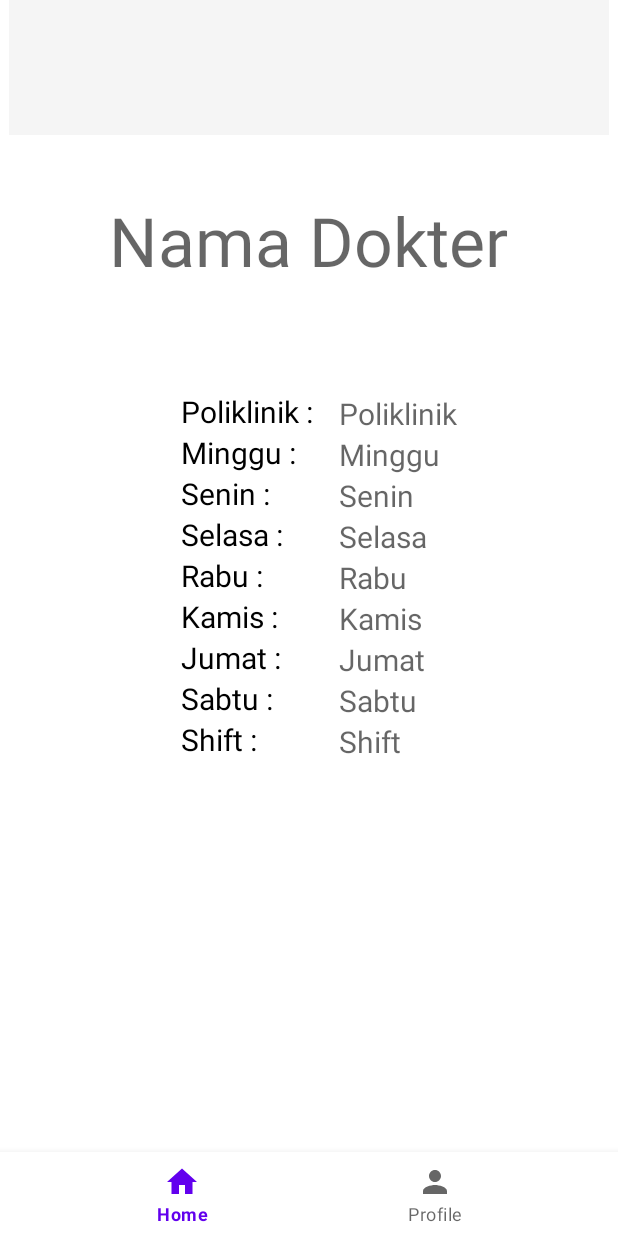
After one commit to AndRaditya/UTS_PBP_A_Kelompok_3, an Android app: the layout activity_tampil_dokter_mata.xml on its own in the app's theme, with its tools: preview values and no code run, on a phone screen of 412 x 824 dp. The commit adds this screen. Run offline under Robolectric (Android 15) with nearby library versions, the phone set to English and light mode, and no system bars.

Commit message:
21 okt, 11.15am

```diff
--- a/app/src/main/java/com/example/project_uts_pbp/InputDataPendaftaran.java
+++ b/app/src/main/java/com/example/project_uts_pbp/InputDataPendaftaran.java
@@ -38,6 +38,7 @@ public class InputDataPendaftaran extends AppCompatActivity {
     protected void onCreate(@Nullable Bundle savedInstanceState) {
         super.onCreate(savedInstanceState);
         setContentView(R.layout.pendaftaran);
+        setTitle("Pendaftaran");
 
         notificationManager = NotificationManagerCompat.from(this);
 
@@ -151,7 +152,7 @@ public class InputDataPendaftaran extends AppCompatActivity {
                 PendingIntent.FLAG_UPDATE_CURRENT);
 
         Notification notification = new NotificationCompat.Builder(this, CHANNEL_1_ID)
-            .setSmallIcon(R.drawable.ic_baseline_looks_one_24)
+//            .setSmallIcon(R.drawable.ic_baseline_looks_one_24)
             .setContentTitle("Pendaftaran Anda Telah Berhasil")
             .setContentText(message + " telah terdaftar")
             .setPriority(NotificationCompat.PRIORITY_HIGH)
--- a/app/src/main/java/com/example/project_uts_pbp/emergencyHubungi.java
+++ b/app/src/main/java/com/example/project_uts_pbp/emergencyHubungi.java
@@ -18,10 +18,10 @@ public class emergencyHubungi extends AppCompatActivity{
     protected void onCreate(Bundle savedInstanceState) {
         super.onCreate(savedInstanceState);
         setContentView(R.layout.layout_emergency);
-
+        setTitle("Emergency");
         btnLokasiEmergency = findViewById(R.id.btnLokasiEmergency);
         BottomNavigationView bottomNavigationView = findViewById(R.id.bottom_navigation);
-         bottomNavigationView.setSelectedItemId(R.id.homeMenu);
+//         bottomNavigationView.setSelectedItemId(R.id.homeMenu);
          bottomNavigationView.setOnNavigationItemSelectedListener(navListener);
 
         btnLokasiEmergency.setOnClickListener(new View.OnClickListener(){
--- a/app/src/main/java/com/example/project_uts_pbp/homeAplikasi.java
+++ b/app/src/main/java/com/example/project_uts_pbp/homeAplikasi.java
@@ -9,7 +9,6 @@ import android.widget.ImageButton;
 import androidx.annotation.NonNull;
 import androidx.appcompat.app.AppCompatActivity;
 
-import com.example.project_uts_pbp.oneway.tampilDokterAnak;
 import com.google.android.material.bottomnavigation.BottomNavigationView;
 
  public class homeAplikasi extends AppCompatActivity {
@@ -56,7 +55,7 @@ import com.google.android.material.bottomnavigation.BottomNavigationView;
         btnLayananDokter.setOnClickListener(new View.OnClickListener() {
             @Override
             public void onClick(View view) {
-                startActivity(new Intent(homeAplikasi.this, tampilDokterAnak.class));
+                startActivity(new Intent(homeAplikasi.this, jadwalLayananUtama.class));
                 finish();
             }
         });
--- a/app/src/main/java/com/example/project_uts_pbp/loginActivity.java
+++ b/app/src/main/java/com/example/project_uts_pbp/loginActivity.java
@@ -20,6 +20,7 @@ public class loginActivity extends AppCompatActivity {
     protected void onCreate(Bundle savedInstanceState) {
         super.onCreate(savedInstanceState);
         setContentView(R.layout.login);
+        setTitle("Silahkan Masuk");
 
         userPreferences = new UserPreferences(loginActivity.this);
 
--- a/app/src/main/java/com/example/project_uts_pbp/profilRS.java
+++ b/app/src/main/java/com/example/project_uts_pbp/profilRS.java
@@ -13,9 +13,10 @@ public class profilRS extends AppCompatActivity {
     @Override
     protected void onCreate(Bundle savedInstanceState) {
         super.onCreate(savedInstanceState);
+        setTitle("Profil Rumah Sakit");
         setContentView(R.layout.profilrs);
         BottomNavigationView bottomNavigationView = findViewById(R.id.bottom_navigation);
-        // bottomNavigationView.setSelectedItemId(R.id.homeMenu);
+//         bottomNavigationView.setSelectedItemId(R.id.homeMenu);
        bottomNavigationView.setOnNavigationItemSelectedListener(navListener);
 
     }
--- a/app/src/main/java/com/example/project_uts_pbp/profilePribadi.java
+++ b/app/src/main/java/com/example/project_uts_pbp/profilePribadi.java
@@ -25,6 +25,7 @@ public class profilePribadi extends AppCompatActivity {
     protected void onCreate(Bundle savedInstanceState) {
         super.onCreate(savedInstanceState);
         setContentView(R.layout.profile_pribadi);
+        setTitle("Profil Anda");
 
         userPreferences = new UserPreferences(profilePribadi.this);
         namaProfile = findViewById(R.id.namaProfile);
--- a/app/src/main/java/com/example/project_uts_pbp/showDetailPendaftaran.java
+++ b/app/src/main/java/com/example/project_uts_pbp/showDetailPendaftaran.java
@@ -29,11 +29,11 @@ public class showDetailPendaftaran extends AppCompatActivity {
         super.onCreate(savedInstanceState);
         setContentView(R.layout.activity_show_detail_pendaftaran);
         BottomNavigationView bottomNavigationView = findViewById(R.id.bottom_navigation); /*masih error*/
-        bottomNavigationView.setSelectedItemId(R.id.homeMenu);
+//        bottomNavigationView.setSelectedItemId(R.id.homeMenu);
         bottomNavigationView.setOnNavigationItemSelectedListener(navListener);
         rv_JadwalAnda = findViewById(R.id.rv_JadwalAnda);
         rv_JadwalAnda.setLayoutManager(new LinearLayoutManager(this));
-
+        setTitle("Jadwal Pendaftaran Anda");
         getPendaftaran();
         pendaftaranList = new ArrayList<>();
     }
--- /dev/null
+++ b/app/src/main/res/layout/activity_tampil_dokter_mata.xml
@@ -0,0 +1,231 @@
+<?xml version="1.0" encoding="utf-8"?>
+<layout
+    xmlns:android="http://schemas.android.com/apk/res/android"
+    xmlns:app="http://schemas.android.com/apk/res-auto"
+    xmlns:tools="http://schemas.android.com/tools">
+
+    <data>
+        <variable
+            name="dokterMata"
+            type="com.example.project_uts_pbp.oneway.DokterMata" />
+    </data>
+
+    <LinearLayout
+        android:layout_width="match_parent"
+        android:layout_height="match_parent"
+        android:orientation="vertical"
+        android:gravity="center"
+        tools:context=".oneway.tampilDokterMata">
+
+        <TextView
+            android:layout_width="400dp"
+            android:layout_height="90dp"
+            android:background="#F5F5F5"
+            android:textColor="@color/black"
+            android:gravity="center"
+            android:textSize="24dp"
+            android:textStyle="bold"
+            android:id="@+id/namaDokterMata"/>
+
+        <TextView
+            android:layout_width="wrap_content"
+            android:layout_height="wrap_content"
+            android:layout_marginTop="40dp"
+            android:layout_marginBottom="-30dp"
+            android:textSize="45dp"
+            android:textColor="@color/black"
+            android:text="@{dokterMata.namadokter}"
+            android:hint="Nama Dokter"/>
+
+
+        <LinearLayout
+            android:layout_width="wrap_content"
+            android:layout_height="wrap_content"
+            android:layout_marginTop="50dp"
+            android:gravity="center"
+            android:orientation="horizontal">
+
+            <LinearLayout
+                android:layout_width="115dp"
+                android:layout_height="wrap_content"
+                android:layout_margin="50dp"
+                android:layout_weight="1"
+                android:orientation="vertical">
+
+
+                <TextView
+                    android:layout_width="wrap_content"
+                    android:layout_height="wrap_content"
+                    android:text="Poliklinik :"
+                    android:textColor="@color/black"
+                    android:textSize="20dp" />
+
+
+                <TextView
+                    android:layout_width="wrap_content"
+                    android:layout_height="wrap_content"
+                    android:text="Minggu :"
+                    android:textColor="@color/black"
+                    android:textSize="20dp" />
+
+                <TextView
+                    android:layout_width="wrap_content"
+                    android:layout_height="wrap_content"
+                    android:text="Senin :"
+                    android:textColor="@color/black"
+                    android:textSize="20dp" />
+
+                <TextView
+                    android:layout_width="wrap_content"
+                    android:layout_height="wrap_content"
+                    android:text="Selasa :"
+                    android:textColor="@color/black"
+                    android:textSize="20dp" />
+
+
+                <TextView
+                    android:layout_width="wrap_content"
+                    android:layout_height="wrap_content"
+                    android:text="Rabu :"
+                    android:textColor="@color/black"
+                    android:textSize="20dp" />
+
+
+                <TextView
+                    android:layout_width="wrap_content"
+                    android:layout_height="wrap_content"
+                    android:text="Kamis :"
+                    android:textColor="@color/black"
+                    android:textSize="20dp" />
+
+
+                <TextView
+                    android:layout_width="wrap_content"
+                    android:layout_height="wrap_content"
+                    android:text="Jumat :"
+                    android:textColor="@color/black"
+                    android:textSize="20dp" />
+
+
+                <TextView
+                    android:layout_width="wrap_content"
+                    android:layout_height="wrap_content"
+                    android:text="Sabtu :"
+                    android:textColor="@color/black"
+                    android:textSize="20dp" />
+
+
+                <TextView
+                    android:layout_width="wrap_content"
+                    android:layout_height="wrap_content"
+                    android:text="Shift :"
+                    android:textColor="@color/black"
+                    android:textSize="20dp" />
+
+
+            </LinearLayout>
+
+            <LinearLayout
+                android:layout_width="115dp"
+                android:layout_height="243dp"
+                android:layout_marginLeft="-60dp"
+                android:layout_weight="1"
+                android:orientation="vertical">
+
+
+
+                <TextView
+                    android:layout_width="wrap_content"
+                    android:layout_height="wrap_content"
+                    android:hint="Poliklinik"
+                    android:paddingRight="10dp"
+                    android:text="@{dokterMata.poliklinik}"
+                    android:textColor="@color/black"
+                    android:textSize="20dp" />
+
+                <TextView
+                    android:layout_width="wrap_content"
+                    android:layout_height="wrap_content"
+                    android:hint="Minggu"
+                    android:text="@{dokterMata.minggu}"
+                    android:textColor="@color/black"
+                    android:textSize="20dp" />
+
+                <TextView
+                    android:layout_width="wrap_content"
+                    android:layout_height="wrap_content"
+                    android:hint="Senin"
+                    android:text="@{dokterMata.senin}"
+                    android:textColor="@color/black"
+                    android:textSize="20dp" />
+
+
+                <TextView
+                    android:layout_width="wrap_content"
+                    android:layout_height="wrap_content"
+                    android:hint="Selasa"
+                    android:text="@{dokterMata.selasa}"
+                    android:textColor="@color/black"
+                    android:textSize="20dp" />
+
+                <TextView
+                    android:layout_width="wrap_content"
+                    android:layout_height="wrap_content"
+                    android:hint="Rabu"
+                    android:text="@{dokterMata.rabu}"
+                    android:textColor="@color/black"
+                    android:textSize="20dp" />
+
+
+                <TextView
+                    android:layout_width="wrap_content"
+                    android:layout_height="wrap_content"
+                    android:hint="Kamis"
+                    android:text="@{dokterMata.kamis}"
+                    android:textColor="@color/black"
+                    android:textSize="20dp" />
+
+                <TextView
+                    android:layout_width="wrap_content"
+                    android:layout_height="wrap_content"
+                    android:hint="Jumat"
+                    android:text="@{dokterMata.jumat}"
+                    android:textColor="@color/black"
+                    android:textSize="20dp" />
+
+                <TextView
+                    android:layout_width="wrap_content"
+                    android:layout_height="wrap_content"
+                    android:hint="Sabtu"
+                    android:text="@{dokterMata.sabtu}"
+                    android:textColor="@color/black"
+                    android:textSize="20dp" />
+
+                <TextView
+                    android:layout_width="wrap_content"
+                    android:layout_height="wrap_content"
+                    android:hint="Shift"
+                    android:text="@{dokterMata.shift}"
+                    android:textColor="@color/black"
+                    android:textSize="20dp" />
+
+            </LinearLayout>
+        </LinearLayout>
+
+        <LinearLayout
+            android:layout_width="match_parent"
+            android:layout_height="match_parent"
+            android:layout_gravity="bottom">
+
+            <com.google.android.material.bottomnavigation.BottomNavigationView
+                android:id="@+id/bottom_navigation"
+                android:layout_width="match_parent"
+                android:layout_height="wrap_content"
+                android:layout_gravity="bottom"
+                app:layout_constraintBottom_toBottomOf="parent"
+                app:layout_constraintEnd_toEndOf="parent"
+                app:layout_constraintStart_toStartOf="parent"
+                app:menu="@menu/bottom_nav_menu" />
+        </LinearLayout>
+    </LinearLayout>
+</layout>
```
Also changed, not shown: app/src/main/AndroidManifest.xml (+15 -13 lines), app/src/main/java/com/example/project_uts_pbp/emergencyGeolocation.java (+28 -132 lines), app/src/main/java/com/example/project_uts_pbp/homePage.java (+3 -4 lines), app/src/main/java/com/example/project_uts_pbp/jadwalLayananUtama.java (+28 -1 lines), app/src/main/java/com/example/project_uts_pbp/oneway/tampilDokterAnak.java (+5 -4 lines), app/src/main/java/com/example/project_uts_pbp/oneway/tampilDokterMata.java (added, +27 -0 lines), app/src/main/res/layout/profile_pribadi.xml (+14 -6 lines), app/src/main/res/layout/profilrs.xml (+5 -4 lines), app/src/main/res/layout/jadwal_layanan_dokter_anak.xml (renamed from app/src/main/res/layout/jadwal_layanan_dokter.xml).
